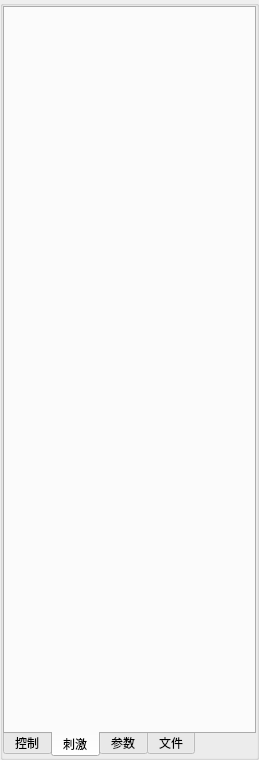
First picture: the form in src/ControlStiParamPlugin/ControlStiParam/CMembraneTestControlArea.ui, repository IPX-192/controlStiParam, before the edit.
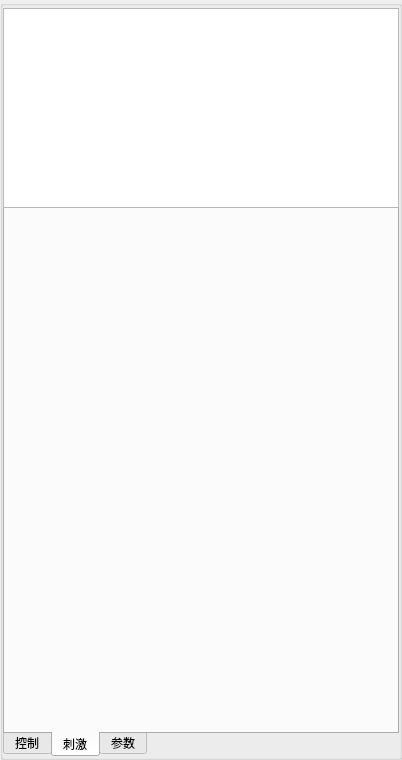
Second picture: the form after the edit. The open tabs and pages were chosen to show the change. Custom widgets are drawn as their Qt base class.

```diff
--- a/src/ControlStiParamPlugin/ControlStiParam/CMembraneTestControlArea.ui
+++ b/src/ControlStiParamPlugin/ControlStiParam/CMembraneTestControlArea.ui
@@ -6,7 +6,7 @@
    <rect>
     <x>0</x>
     <y>0</y>
-    <width>259</width>
+    <width>402</width>
     <height>760</height>
    </rect>
   </property>
@@ -53,7 +53,7 @@
       <property name="spacing">
        <number>0</number>
       </property>
-      <item row="0" column="0">
+      <item row="1" column="0">
        <widget class="QTabWidget" name="full_tab">
         <property name="tabPosition">
          <enum>QTabWidget::South</enum>
@@ -79,11 +79,25 @@
           <string>参数</string>
          </attribute>
         </widget>
-        <widget class="QWidget" name="fileWidget">
-         <attribute name="title">
-          <string>文件</string>
-         </attribute>
-        </widget>
+       </widget>
+      </item>
+      <item row="0" column="0">
+       <widget class="CDataMonitorPanel" name="dataMonitorTableView">
+        <property name="minimumSize">
+         <size>
+          <width>0</width>
+          <height>200</height>
+         </size>
+        </property>
+        <property name="maximumSize">
+         <size>
+          <width>16777215</width>
+          <height>195</height>
+         </size>
+        </property>
+        <property name="verticalScrollBarPolicy">
+         <enum>Qt::ScrollBarAlwaysOff</enum>
+        </property>
        </widget>
       </item>
      </layout>
@@ -91,6 +105,13 @@
    </item>
   </layout>
  </widget>
+ <customwidgets>
+  <customwidget>
+   <class>CDataMonitorPanel</class>
+   <extends>QTableView</extends>
+   <header>CDataMonitorPanel.h</header>
+  </customwidget>
+ </customwidgets>
  <resources/>
  <connections/>
 </ui>
```
Left out of the diff: 2 changed lines with no effect on the pictures.
